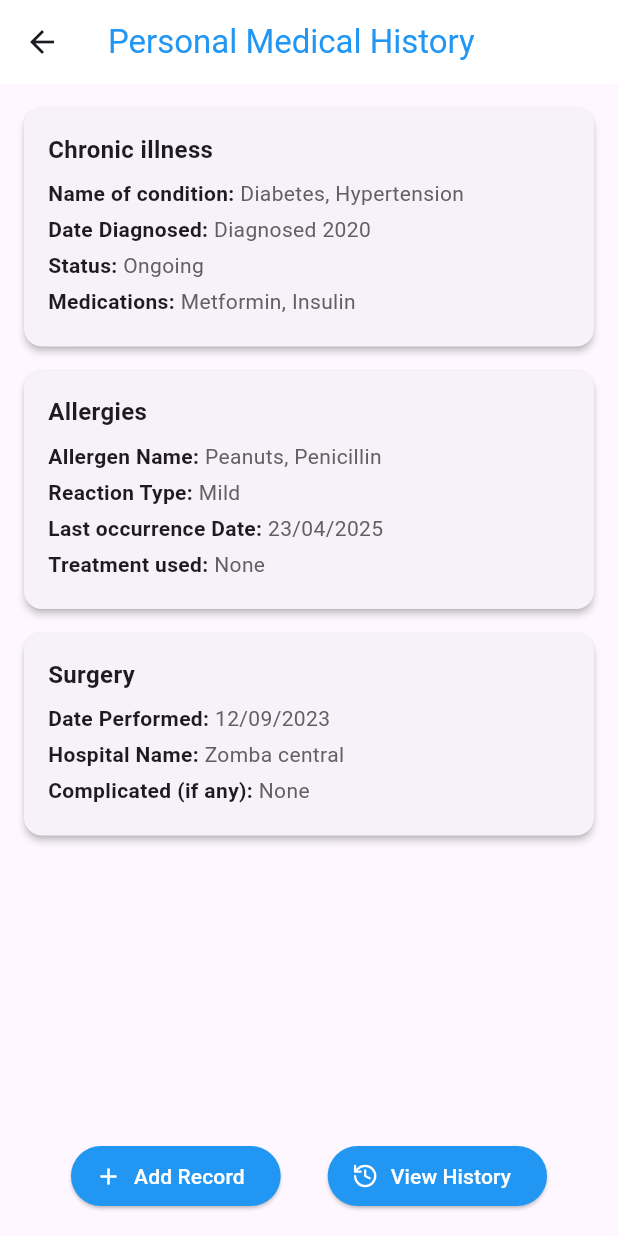
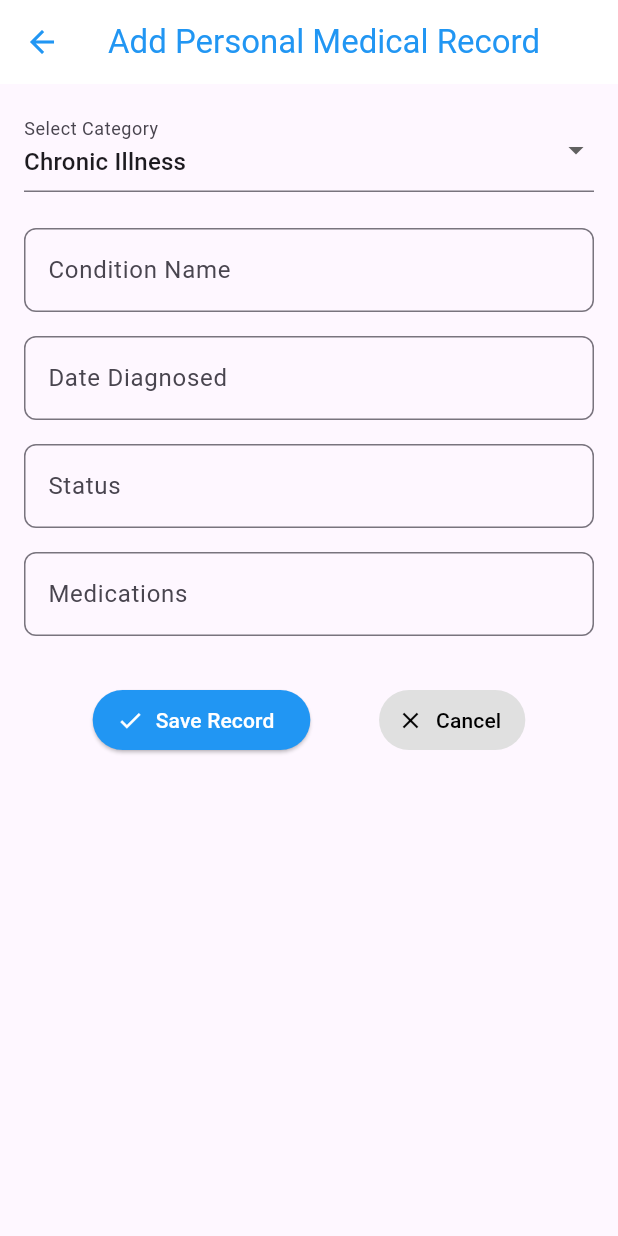
Before and after one commit to bed-com-08-20/UmoyoCard, a Flutter app: the PersonalMedicalHistoryScreen screen opened directly, after a tap on "Add Record", on a phone screen of 412 x 824 dp. Run offline on Flutter 3.47's test engine with Material 3 defaults, Android fonts, the phone set to English and light mode, and no system bars; our stand-ins replace image_picker, pdf, printing, shared_preferences; missing offline and left inert: google_ml_kit; accounts and stored records are empty.

Commit message:
Modified medical history screens and added a new personal medical history screen

```diff
--- /dev/null
+++ b/lib/screens/records/medica_history/add_personal_medical_history.dart
@@ -0,0 +1,154 @@
+import 'package:flutter/material.dart';
+import 'package:shared_preferences/shared_preferences.dart';
+import 'dart:convert';
+
+class AddPersonalMedicalRecordScreen extends StatefulWidget {
+  const AddPersonalMedicalRecordScreen({Key? key}) : super(key: key);
+
+  @override
+  State<AddPersonalMedicalRecordScreen> createState() =>
+      _AddPersonalMedicalRecordScreenState();
+}
+
+class _AddPersonalMedicalRecordScreenState
+    extends State<AddPersonalMedicalRecordScreen> {
+  String selectedCategory = 'Chronic Illness';
+  final Map<String, List<String>> categoryFields = {
+    'Chronic Illness': ['Condition Name', 'Date Diagnosed', 'Status', 'Medications'],
+    'Allergies': ['Allergen Name', 'Reaction Type', 'Last Occurrence Date', 'Treatment Used'],
+    'Surgery': ['Date Performed', 'Hospital Name', 'Complications (if any)'],
+  };
+
+  final Map<String, TextEditingController> controllers = {};
+
+  @override
+  void initState() {
+    super.initState();
+    _initializeControllers();
+  }
+
+  void _initializeControllers() {
+    for (var fields in categoryFields.values) {
+      for (var field in fields) {
+        controllers[field] = TextEditingController();
+      }
+    }
+  }
+
+  @override
+  void dispose() {
+    for (var controller in controllers.values) {
+      controller.dispose();
+    }
+    super.dispose();
+  }
+
+  // Save record in SharedPreferences
+  void _saveRecord() async {
+    final Map<String, dynamic> newRecord = {
+      'title': selectedCategory,
+      'details': {
+        for (var field in categoryFields[selectedCategory]!)
+          field: controllers[field]?.text ?? '',
+      },
+    };
+
+    // Get SharedPreferences instance and save the record
+    final prefs = await SharedPreferences.getInstance();
+    final String key = 'medical_records';
+    final List<String> storedRecords = prefs.getStringList(key) ?? [];
+
+    // Convert the new record to JSON and add it to the list
+    storedRecords.add(jsonEncode(newRecord)); // Store as JSON
+
+    // Save the updated list of records
+    await prefs.setStringList(key, storedRecords);
+
+    // Close the screen and return the new record to the previous screen
+    Navigator.pop(context, newRecord);
+  }
+
+  @override
+  Widget build(BuildContext context) {
+    return Scaffold(
+      appBar: AppBar(
+        title: const Text(
+          'Add Personal Medical Record',
+          style: TextStyle(color: Colors.blue),
+        ),
+        backgroundColor: Colors.white,
+        elevation: 0,
+        leading: IconButton(
+          icon: const Icon(Icons.arrow_back, color: Colors.blue),
+          onPressed: () => Navigator.pop(context),
+        ),
+      ),
+      body: Padding(
+        padding: const EdgeInsets.all(16.0),
+        child: SingleChildScrollView(
+          child: Column(
+            children: [
+              DropdownButtonFormField<String>(
+                value: selectedCategory,
+                decoration: const InputDecoration(labelText: 'Select Category'),
+                items: categoryFields.keys.map((String category) {
+                  return DropdownMenuItem<String>(
+                    value: category,
+                    child: Text(category),
+                  );
+                }).toList(),
+                onChanged: (String? newValue) {
+                  if (newValue != null) {
+                    setState(() {
+                      selectedCategory = newValue;
+                    });
+                  }
+                },
+              ),
+              const SizedBox(height: 16),
+              ..._buildDynamicFields(),
+              const SizedBox(height: 24),
+              Row(
+                mainAxisAlignment: MainAxisAlignment.spaceEvenly,
+                children: [
+                  ElevatedButton.icon(
+                    onPressed: _saveRecord,
+                    icon: const Icon(Icons.check),
+                    label: const Text('Save Record'),
+                    style: ElevatedButton.styleFrom(
+                      backgroundColor: Colors.blue,
+                      foregroundColor: Colors.white,
+                    ),
+                  ),
+                  TextButton.icon(
+                    onPressed: () => Navigator.pop(context),
+                    icon: const Icon(Icons.close, color: Colors.black),
+                    label: const Text('Cancel', style: TextStyle(color: Colors.black)),
+                    style: TextButton.styleFrom(
+                      backgroundColor: Colors.grey[300],
+                    ),
+                  ),
+                ],
+              ),
+            ],
+          ),
+        ),
+      ),
+    );
+  }
+
+  List<Widget> _buildDynamicFields() {
+    return categoryFields[selectedCategory]!.map((field) {
+      return Padding(
+        padding: const EdgeInsets.symmetric(vertical: 8.0),
+        child: TextFormField(
+          controller: controllers[field],
+          decoration: InputDecoration(
+            labelText: field,
+            border: OutlineInputBorder(borderRadius: BorderRadius.circular(8.0)),
+          ),
+        ),
+      );
+    }).toList();
+  }
+}
--- a/lib/screens/records/medica_history/personal_medical_history.dart
+++ b/lib/screens/records/medica_history/personal_medical_history.dart
@@ -1,17 +1,83 @@
 import 'package:flutter/material.dart';
-import 'package:lucide_icons/lucide_icons.dart';
+import 'package:shared_preferences/shared_preferences.dart';
+import 'package:umoyocard/screens/records/medica_history/add_personal_medical_history.dart';
+import 'dart:convert';
 
-class PersonalMedicalHistoryScreen extends StatelessWidget {
+class PersonalMedicalHistoryScreen extends StatefulWidget {
   const PersonalMedicalHistoryScreen({Key? key}) : super(key: key);
+
+  @override
+  _PersonalMedicalHistoryScreenState createState() =>
+      _PersonalMedicalHistoryScreenState();
+}
+
+class _PersonalMedicalHistoryScreenState
+    extends State<PersonalMedicalHistoryScreen> {
+  List<Map<String, dynamic>> _medicalRecords = [];
+
+  @override
+  void initState() {
+    super.initState();
+    _loadMedicalRecords();
+  }
+
+  // Load medical records from SharedPreferences
+  Future<void> _loadMedicalRecords() async {
+    final prefs = await SharedPreferences.getInstance();
+    final String key = 'medical_records';
+    final List<String> storedRecords = prefs.getStringList(key) ?? [];
+
+    setState(() {
+      _medicalRecords = storedRecords.map((record) {
+        final Map<String, dynamic> recordMap = jsonDecode(record);
+        return {
+          'title': recordMap['title'],
+          'details': recordMap['details'],
+        };
+      }).toList();
+    });
+  }
+
+  // Save updated records to SharedPreferences
+  Future<void> _updatePreferences() async {
+    final prefs = await SharedPreferences.getInstance();
+    final String key = 'medical_records';
+    final List<String> storedRecords = _medicalRecords.map((record) {
+      return jsonEncode(record);
+    }).toList();
+    await prefs.setStringList(key, storedRecords);
+  }
+
+  // Add a new medical record
+  void _addMedicalRecord(Map<String, dynamic> newRecord) async {
+    setState(() {
+      _medicalRecords.add(newRecord);
+    });
+    await _updatePreferences(); // Save the updated list to SharedPreferences
+  }
+
+  // Edit a medical record
+  void _editMedicalRecord(int index, Map<String, dynamic> updatedRecord) async {
+    setState(() {
+      _medicalRecords[index] = updatedRecord;
+    });
+    await _updatePreferences(); // Save the updated list to SharedPreferences
+  }
+
+  // Delete a medical record
+  void _deleteMedicalRecord(int index) async {
+    setState(() {
+      _medicalRecords.removeAt(index);
+    });
+    await _updatePreferences(); // Save the updated list to SharedPreferences
+  }
 
   @override
   Widget build(BuildContext context) {
     return Scaffold(
       appBar: AppBar(
-        title: const Text(
-          'Personal Medical History',
-          style: TextStyle(color: Colors.blue),
-        ),
+        title: const Text('Personal Medical History',
+            style: TextStyle(color: Colors.blue)),
         backgroundColor: Colors.white,
         elevation: 0,
       ),
@@ -19,55 +85,56 @@ class PersonalMedicalHistoryScreen extends StatelessWidget {
         padding: const EdgeInsets.all(16.0),
         child: Column(
           children: [
-            MedicalCard(
-              title: 'Chronic illness',
-              details: {
-                'Name of condition': 'Diabetes, Hypertension',
-                'Date Diagnosed': 'Diagnosed 2020',
-                'Status': 'Ongoing',
-                'Medications': 'Metformin, Insulin',
+            Expanded(
+              child: _medicalRecords.isEmpty
+                  ? const Center(
+                      child: Text(
+                      'No records found.\nTap "Add Record" to create one.',
+                      style: TextStyle(
+                        fontSize: 15,
+                      ),
+                    ))
+                  : ListView.builder(
+                      itemCount: _medicalRecords.length,
+                      itemBuilder: (context, index) {
+                        final record = _medicalRecords[index];
+                        return MedicalCard(
+                          title: record['title'],
+                          details: Map<String, String>.from(record['details']),
+                          onEdit: () => _editMedicalRecord(index, record),
+                          onDelete: () => _deleteMedicalRecord(index),
+                        );
                       },
                     ),
-            MedicalCard(
-              title: 'Allergies',
-              details: {
-                'Allergen Name': 'Peanuts, Penicillin',
-                'Reaction Type': 'Mild',
-                'Last occurrence Date': '23/04/2025',
-                'Treatment used': 'None',
+            ),
+            ElevatedButton.icon(
+              onPressed: () async {
+                final newRecord = await Navigator.push(
+                  context,
+                  MaterialPageRoute(
+                    builder: (context) =>
+                        const AddPersonalMedicalRecordScreen(),
+                  ),
+                );
+                if (newRecord != null) {
+                  _addMedicalRecord(newRecord);
+                }
               },
+              icon: const Icon(
+                Icons.add,
+                size: 30,
               ),
-            MedicalCard(
-              title: 'Surgery',
-              details: {
-                'Date Performed': '12/09/2023',
-                'Hospital Name': 'Zomba central',
-                'Complicated (if any)': 'None',
-              },
+              label: const Text(
+                'Add Record',
+                style: TextStyle(
+                  fontSize: 20,
                 ),
-            const Spacer(),
-            Row(
-              mainAxisAlignment: MainAxisAlignment.spaceEvenly,
-              children: [
-                ElevatedButton.icon(
-                  onPressed: () {},
-                  icon: const Icon(Icons.add),
-                  label: const Text('Add Record'),
+              ),
               style: ElevatedButton.styleFrom(
                 backgroundColor: Colors.blue,
                 foregroundColor: Colors.white,
+                minimumSize: Size(double.infinity, 50),
               ),
-                ),
-                ElevatedButton.icon(
-                  onPressed: () {},
-                  icon: const Icon(LucideIcons.history),
-                  label: const Text('View History'),
-                  style: ElevatedButton.styleFrom(
-                    backgroundColor: Colors.blue,
-                    foregroundColor: Colors.white,
-                  ),
-                ),
-              ],
             ),
           ],
         ),
@@ -79,11 +146,15 @@ class PersonalMedicalHistoryScreen extends StatelessWidget {
 class MedicalCard extends StatelessWidget {
   final String title;
   final Map<String, String> details;
+  final VoidCallback onEdit;
+  final VoidCallback onDelete;
 
   const MedicalCard({
     Key? key,
     required this.title,
     required this.details,
+    required this.onEdit,
+    required this.onDelete,
   }) : super(key: key);
 
   @override
@@ -97,12 +168,31 @@ class MedicalCard extends StatelessWidget {
         child: Column(
           crossAxisAlignment: CrossAxisAlignment.start,
           children: [
-            Text(
-              title,
+            Row(
+              mainAxisAlignment: MainAxisAlignment.spaceBetween,
+              children: [
+                Text(title,
                     style: const TextStyle(
-                fontSize: 16,
-                fontWeight: FontWeight.bold,
+                        fontSize: 16, fontWeight: FontWeight.bold)),
+                PopupMenuButton<String>(
+                  icon: const Icon(Icons.more_vert),
+                  onSelected: (value) {
+                    if (value == 'edit') {
+                      onEdit();
+                    } else if (value == 'delete') {
+                      onDelete();
+                    }
+                  },
+                  itemBuilder: (BuildContext context) {
+                    return {'edit', 'delete'}.map((String choice) {
+                      return PopupMenuItem<String>(
+                        value: choice,
+                        child: Text(choice),
+                      );
+                    }).toList();
+                  },
                 ),
+              ],
             ),
             const SizedBox(height: 8),
             ...details.entries.map(
@@ -111,15 +201,11 @@ class MedicalCard extends StatelessWidget {
                 child: Row(
                   crossAxisAlignment: CrossAxisAlignment.start,
                   children: [
-                    Text(
-                      '${entry.key}: ',
-                      style: const TextStyle(fontWeight: FontWeight.bold),
-                    ),
+                    Text('${entry.key}: ',
+                        style: const TextStyle(fontWeight: FontWeight.bold)),
                     Expanded(
-                      child: Text(
-                        entry.value,
-                        style: TextStyle(color: Colors.grey[700]),
-                      ),
+                      child: Text(entry.value,
+                          style: TextStyle(color: Colors.grey[700])),
                     ),
                   ],
                 ),
```
Also changed, not shown: lib/screens/records/medica_history/medical_history.dart (+5 -5 lines), 12 other files. Lines whose indentation alone changed are shown as unchanged.
